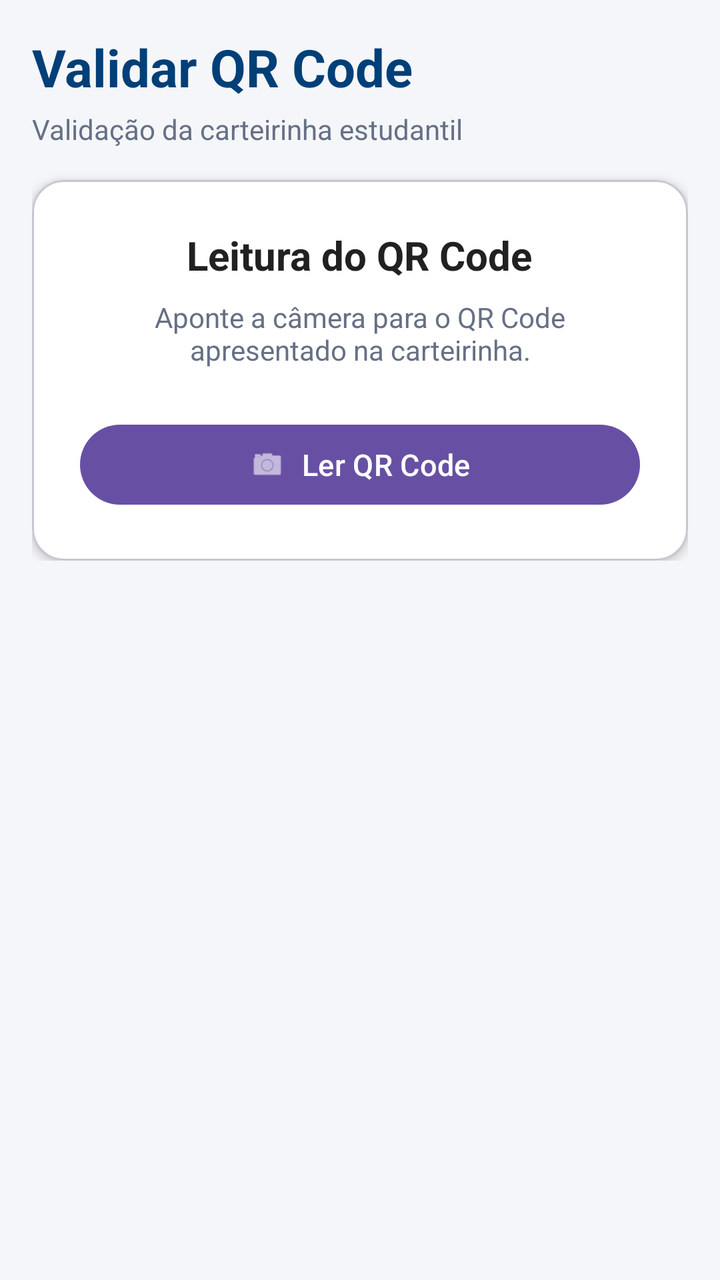
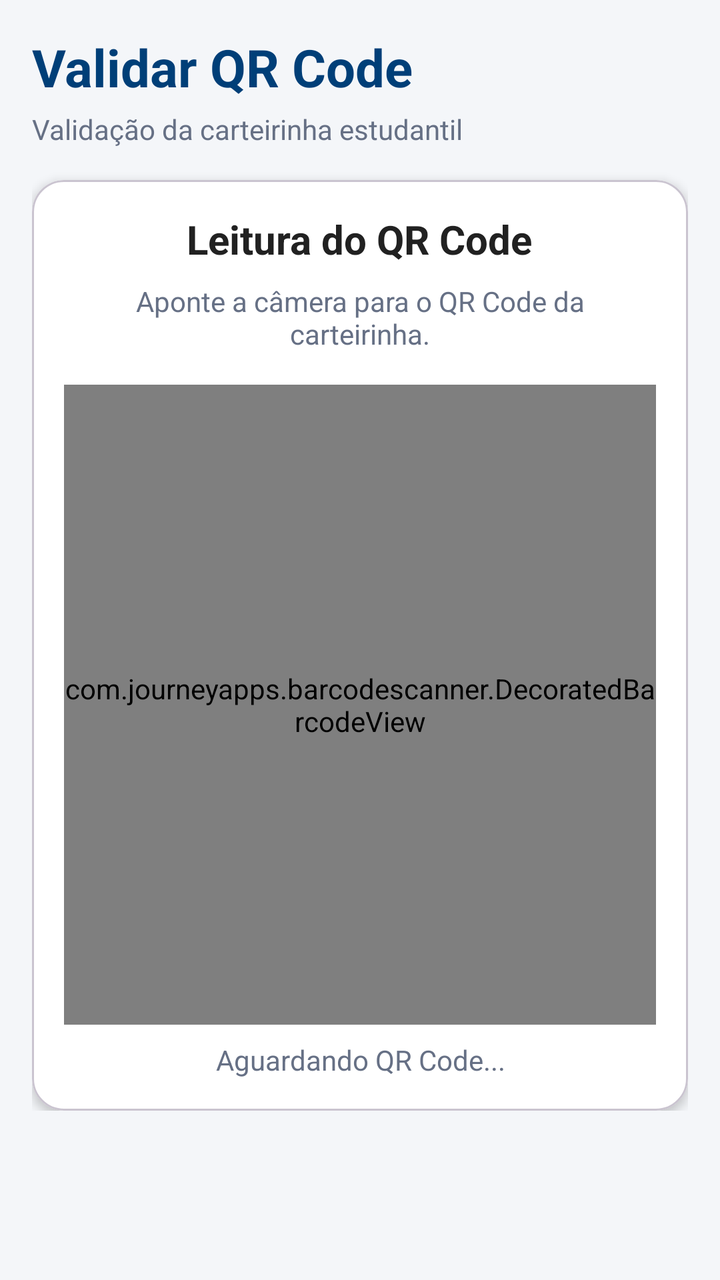

Compare the two renders of this Android layout. The source of the first and the diff that turns it into the second are given below.
<!-- AndroidManifest.xml: application theme Theme.CarteirinhaInatel -->
<!-- res/layout/fragment_validacao_qr.xml -->
<?xml version="1.0" encoding="utf-8"?>
<ScrollView
    xmlns:android="http://schemas.android.com/apk/res/android"
    xmlns:app="http://schemas.android.com/apk/res-auto"
    android:layout_width="match_parent"
    android:layout_height="match_parent"
    android:background="@color/background_light">

    <LinearLayout
        android:layout_width="match_parent"
        android:layout_height="wrap_content"
        android:orientation="vertical"
        android:padding="@dimen/spacing_medium">

        <TextView
            android:layout_width="wrap_content"
            android:layout_height="wrap_content"
            android:text="Validar QR Code"
            android:textColor="@color/inatel_dark_blue"
            android:textSize="26sp"
            android:textStyle="bold" />

        <TextView
            android:layout_width="wrap_content"
            android:layout_height="wrap_content"
            android:layout_marginTop="4dp"
            android:text="Validação da carteirinha estudantil"
            android:textColor="@color/text_secondary"
            android:textSize="14sp" />

        <com.google.android.material.card.MaterialCardView
            android:layout_width="match_parent"
            android:layout_height="wrap_content"
            android:layout_marginTop="@dimen/spacing_medium"
            app:cardBackgroundColor="@color/white"
            app:cardCornerRadius="@dimen/card_corner_radius"
            app:cardElevation="3dp">

            <LinearLayout
                android:layout_width="match_parent"
                android:layout_height="wrap_content"
                android:gravity="center_horizontal"
                android:orientation="vertical"
                android:padding="@dimen/spacing_large">

                <TextView
                    android:layout_width="wrap_content"
                    android:layout_height="wrap_content"
                    android:text="Leitura do QR Code"
                    android:textColor="@color/text_primary"
                    android:textSize="20sp"
                    android:textStyle="bold" />

                <TextView
                    android:layout_width="match_parent"
                    android:layout_height="wrap_content"
                    android:layout_marginTop="@dimen/spacing_small"
                    android:gravity="center"
                    android:text="Aponte a câmera para o QR Code apresentado na carteirinha."
                    android:textColor="@color/text_secondary"
                    android:textSize="14sp" />

                <com.google.android.material.button.MaterialButton
                    android:id="@+id/buttonLerQrCode"
                    android:layout_width="match_parent"
                    android:layout_height="wrap_content"
                    android:layout_marginTop="@dimen/spacing_large"
                    android:text="Ler QR Code"
                    android:textSize="15sp"
                    app:icon="@android:drawable/ic_menu_camera"
                    app:iconGravity="textStart" />

            </LinearLayout>

        </com.google.android.material.card.MaterialCardView>

        <com.google.android.material.card.MaterialCardView
            android:id="@+id/cardResultado"
            android:layout_width="match_parent"
            android:layout_height="wrap_content"
            android:layout_marginTop="@dimen/spacing_medium"
            android:visibility="gone"
            app:cardBackgroundColor="@color/white"
            app:cardCornerRadius="@dimen/card_corner_radius"
            app:cardElevation="3dp">

            <LinearLayout
                android:layout_width="match_parent"
                android:layout_height="wrap_content"
                android:orientation="vertical"
                android:padding="@dimen/spacing_large">

                <TextView
                    android:id="@+id/textResultado"
                    android:layout_width="match_parent"
                    android:layout_height="wrap_content"
                    android:textColor="@color/text_primary"
                    android:textSize="20sp"
                    android:textStyle="bold" />

                <TextView
                    android:id="@+id/textDadosEstudante"
                    android:layout_width="match_parent"
                    android:layout_height="wrap_content"
                    android:layout_marginTop="@dimen/spacing_medium"
                    android:textColor="@color/text_secondary"
                    android:textSize="14sp" />

            </LinearLayout>

        </com.google.android.material.card.MaterialCardView>

    </LinearLayout>

</ScrollView>
<!-- resources referenced by this layout -->
<resources>
  <color name="background_light">#F4F6F9</color>
  <color name="inatel_dark_blue">#003F78</color>
  <color name="text_primary">#212121</color>
  <color name="text_secondary">#667085</color>
  <color name="white">#FFFFFF</color>
  <dimen name="card_corner_radius">16dp</dimen>
  <dimen name="spacing_large">24dp</dimen>
  <dimen name="spacing_medium">16dp</dimen>
  <dimen name="spacing_small">8dp</dimen>
  <style name="Theme.CarteirinhaInatel" parent="Base.Theme.CarteirinhaInatel" />
  <style name="Base.Theme.CarteirinhaInatel" parent="Theme.Material3.DayNight.NoActionBar">
          
          
      </style>
</resources>

<!-- the commit's change to res/layout/fragment_validacao_qr.xml (unified diff, before → after) -->
@@ -41,7 +41,7 @@
                 android:layout_height="wrap_content"
                 android:gravity="center_horizontal"
                 android:orientation="vertical"
-                android:padding="@dimen/spacing_large">
+                android:padding="@dimen/spacing_medium">
 
                 <TextView
                     android:layout_width="wrap_content"
@@ -56,19 +56,25 @@
                     android:layout_height="wrap_content"
                     android:layout_marginTop="@dimen/spacing_small"
                     android:gravity="center"
-                    android:text="Aponte a câmera para o QR Code apresentado na carteirinha."
+                    android:text="Aponte a câmera para o QR Code da carteirinha."
                     android:textColor="@color/text_secondary"
                     android:textSize="14sp" />
 
-                <com.google.android.material.button.MaterialButton
-                    android:id="@+id/buttonLerQrCode"
+                <com.journeyapps.barcodescanner.DecoratedBarcodeView
+                    android:id="@+id/barcodeView"
+                    android:layout_width="match_parent"
+                    android:layout_height="320dp"
+                    android:layout_marginTop="@dimen/spacing_medium" />
+
+                <TextView
+                    android:id="@+id/textStatusScanner"
                     android:layout_width="match_parent"
                     android:layout_height="wrap_content"
-                    android:layout_marginTop="@dimen/spacing_large"
-                    android:text="Ler QR Code"
-                    android:textSize="15sp"
-                    app:icon="@android:drawable/ic_menu_camera"
-                    app:iconGravity="textStart" />
+                    android:layout_marginTop="@dimen/spacing_small"
+                    android:gravity="center"
+                    android:text="Aguardando QR Code..."
+                    android:textColor="@color/text_secondary"
+                    android:textSize="14sp" />
 
             </LinearLayout>
 
